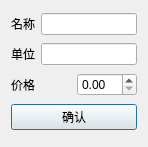
Before: the Qt Designer form WoCaoGMS/goodsadddialog.ui in ExceptionQWQ/WoCaoGMS, drawn with Qt 5.
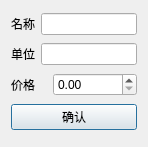
After: the same form once the commit is applied.

Patch:
```diff
--- a/WoCaoGMS/goodsadddialog.ui
+++ b/WoCaoGMS/goodsadddialog.ui
@@ -70,7 +70,11 @@
       </widget>
      </item>
      <item>
-      <widget class="QDoubleSpinBox" name="priceEdit"/>
+      <widget class="QDoubleSpinBox" name="priceEdit">
+       <property name="maximum">
+        <double>9999999.000000000000000</double>
+       </property>
+      </widget>
      </item>
     </layout>
    </item>
```
